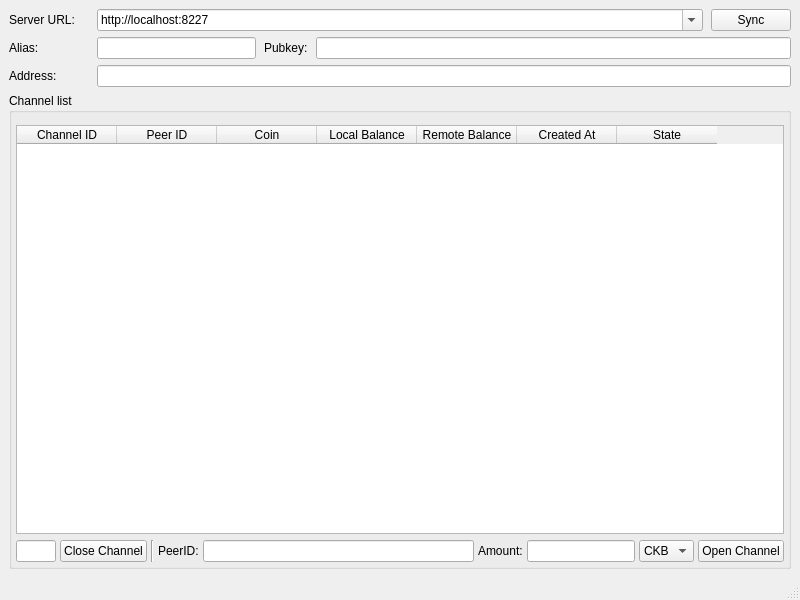
First picture: the form in main_window.ui, repository CipherWang/FiberGUIpy, before the edit.
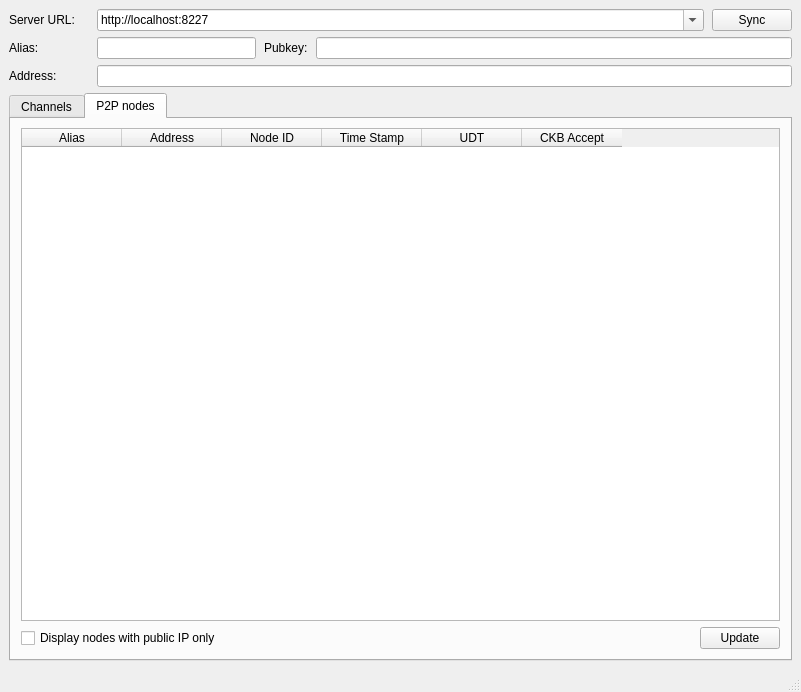
Second picture: the form after the edit. The open tabs and pages were chosen to show the change.

Commit message: Add node graph list support

```diff
--- a/main_window.ui
+++ b/main_window.ui
@@ -6,8 +6,8 @@
    <rect>
     <x>0</x>
     <y>0</y>
-    <width>800</width>
-    <height>600</height>
+    <width>801</width>
+    <height>692</height>
    </rect>
   </property>
   <property name="sizePolicy">
@@ -37,7 +37,7 @@
      <number>-1</number>
     </property>
     <item>
-     <layout class="QVBoxLayout" name="verticalLayout" stretch="0,0,0,0">
+     <layout class="QVBoxLayout" name="verticalLayout" stretch="0,0,0">
       <property name="spacing">
        <number>6</number>
       </property>
@@ -167,23 +167,26 @@
         </item>
        </layout>
       </item>
+     </layout>
+    </item>
       <item>
-       <widget class="QGroupBox" name="groupBox">
-        <property name="title">
-         <string>Channel list</string>
-        </property>
-        <layout class="QVBoxLayout" name="verticalLayout_3">
+     <widget class="QTabWidget" name="tabWidget">
+      <property name="currentIndex">
+       <number>0</number>
+      </property>
+      <widget class="QWidget" name="tab">
+       <attribute name="title">
+        <string>Channels</string>
+       </attribute>
+       <layout class="QVBoxLayout" name="verticalLayout_4">
          <property name="leftMargin">
-          <number>4</number>
-         </property>
-         <property name="topMargin">
-          <number>12</number>
+         <number>10</number>
          </property>
          <property name="rightMargin">
-          <number>4</number>
+         <number>10</number>
          </property>
          <property name="bottomMargin">
-          <number>4</number>
+         <number>10</number>
          </property>
          <item>
           <widget class="QTableWidget" name="tableChn">
@@ -225,7 +228,7 @@
           </widget>
          </item>
          <item>
-          <layout class="QHBoxLayout" name="channelControl" stretch="0,0,0,0,1,0,0,0,0">
+         <layout class="QHBoxLayout" name="channelControl" stretch="0,0,0,0,1,0,0,0,0,0,0">
            <property name="spacing">
             <number>4</number>
            </property>
@@ -339,8 +342,75 @@
          </item>
         </layout>
        </widget>
-      </item>
-     </layout>
+      <widget class="QWidget" name="tab_2">
+       <attribute name="title">
+        <string>P2P nodes</string>
+       </attribute>
+       <layout class="QVBoxLayout" name="verticalLayout_3">
+        <property name="leftMargin">
+         <number>10</number>
+        </property>
+        <property name="rightMargin">
+         <number>10</number>
+        </property>
+        <property name="bottomMargin">
+         <number>10</number>
+        </property>
+        <item>
+         <widget class="QTableWidget" name="tableNode">
+          <column>
+           <property name="text">
+            <string>Alias</string>
+           </property>
+          </column>
+          <column>
+           <property name="text">
+            <string>Address</string>
+           </property>
+          </column>
+          <column>
+           <property name="text">
+            <string>Node ID</string>
+           </property>
+          </column>
+          <column>
+           <property name="text">
+            <string>Time Stamp</string>
+           </property>
+          </column>
+          <column>
+           <property name="text">
+            <string>UDT</string>
+           </property>
+          </column>
+          <column>
+           <property name="text">
+            <string>CKB Accept</string>
+           </property>
+          </column>
+         </widget>
+        </item>
+        <item>
+         <layout class="QHBoxLayout" name="horizontalLayout_4" stretch="1,0">
+          <item>
+           <widget class="QCheckBox" name="checkIPOnly">
+            <property name="text">
+             <string>Display nodes with public IP only</string>
+            </property>
+           </widget>
+          </item>
+          <item>
+           <widget class="QPushButton" name="btnRefreshNode">
+            <property name="text">
+             <string>Update</string>
+            </property>
+           </widget>
+          </item>
+         </layout>
+        </item>
+       </layout>
+      </widget>
+     </widget>
     </item>
    </layout>
   </widget>
```
Left out of the diff: 16 changed lines with no effect on the pictures. Lines whose indentation alone changed are shown as unchanged. The commit also changes 4 other files.
